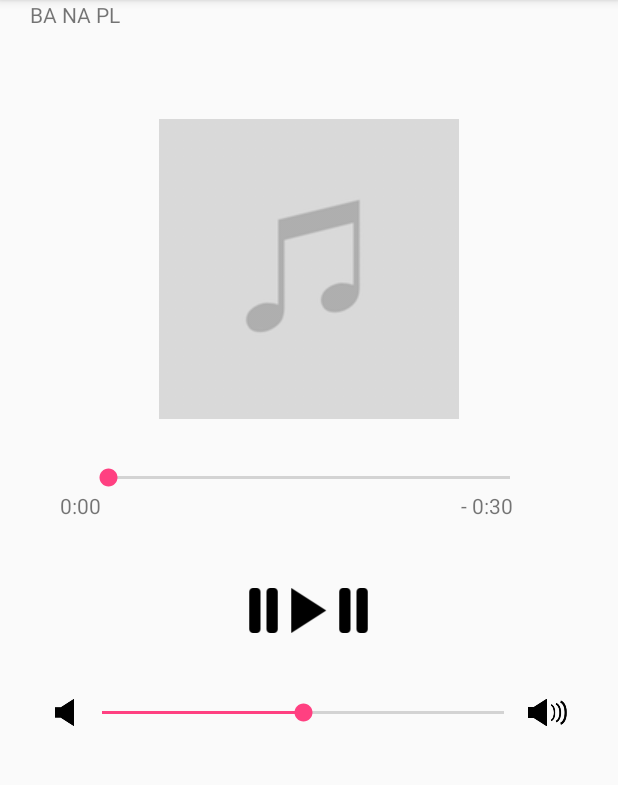
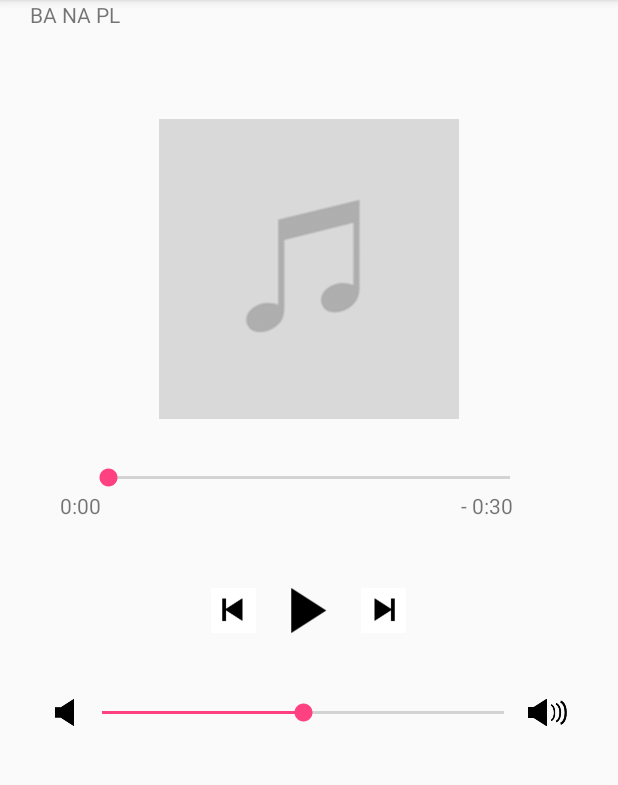
Before and after one commit to lopezp9492/MusicPlayer, an Android app: the screen it shows after launch (MainActivity), after a tap on an icon or button, on a phone screen of 412 x 824 dp, the part 84-869 px from its top. Run offline under Robolectric (Android 15) with nearby library versions, the phone set to English and light mode, and no system bars; 2 other taps on this screen came first.

Commit message:
Small Versions Of the image files
Previous and Next

```diff
--- a/app/src/main/java/com/example/tejon/musicplayer/MainActivity.java
+++ b/app/src/main/java/com/example/tejon/musicplayer/MainActivity.java
@@ -1,7 +1,6 @@
 package com.example.tejon.musicplayer;
 // Pedro Lopez
-// 015892940
-// made with tutorial from codingwithsara.com
+// Made with tutorial from codingwithsara.com
 
 import android.media.MediaPlayer;
 import android.os.Handler;
@@ -129,7 +128,7 @@ public class MainActivity extends AppCompatActivity {
 
 
     public String createTimeLabel(int time){
-        String timeLabel = "";
+        String timeLabel = "!";
         int min = time / 1000 / 60;
         int sec = time / 1000 % 60;
 
@@ -160,11 +159,11 @@ public class MainActivity extends AppCompatActivity {
         //if not playing
         if (!mp.isPlaying()) {
             mp.start();
-            previousBtn.setBackgroundResource(R.drawable.stop);
+            previousBtn.setBackgroundResource(R.drawable.previous_small);
         } else {
             //if playing
             mp.pause();
-            previousBtn.setBackgroundResource(R.drawable.play);
+            previousBtn.setBackgroundResource(R.drawable.previous_small);
 
         }
     }
@@ -174,11 +173,11 @@ public class MainActivity extends AppCompatActivity {
         //if not playing
         if (!mp.isPlaying()) {
             mp.start();
-            nextBtn.setBackgroundResource(R.drawable.stop);
+            nextBtn.setBackgroundResource(R.drawable.next_small);
         } else {
             //if playing
             mp.pause();
-            nextBtn.setBackgroundResource(R.drawable.play);
+            nextBtn.setBackgroundResource(R.drawable.next_small);
 
         }
     }
--- a/app/src/main/res/layout/activity_main.xml
+++ b/app/src/main/res/layout/activity_main.xml
@@ -58,14 +58,16 @@
             android:layout_width="30dp"
             android:layout_height="30dp"
             android:layout_marginTop="45dp"
-            android:background="@drawable/play"
+            android:background="@drawable/previous_small"
             android:onClick="previousBtnClick" />
-
+        <!-- Play -->
         <Button
             android:id="@+id/playBtn"
             android:layout_width="30dp"
             android:layout_height="30dp"
             android:layout_marginTop="45dp"
+            android:layout_marginLeft="20dp"
+            android:layout_marginRight="20dp"
             android:background="@drawable/play"
             android:onClick="playBtnClick" />
 
@@ -74,7 +76,7 @@
             android:layout_width="30dp"
             android:layout_height="30dp"
             android:layout_marginTop="45dp"
-            android:background="@drawable/play"
+            android:background="@drawable/next_small"
             android:onClick="nextBtnClick" />
 
     </LinearLayout>
```
Also changed, not shown: app/src/main/res/drawable/next_small.png (added), app/src/main/res/drawable/previous_small.png (added).
